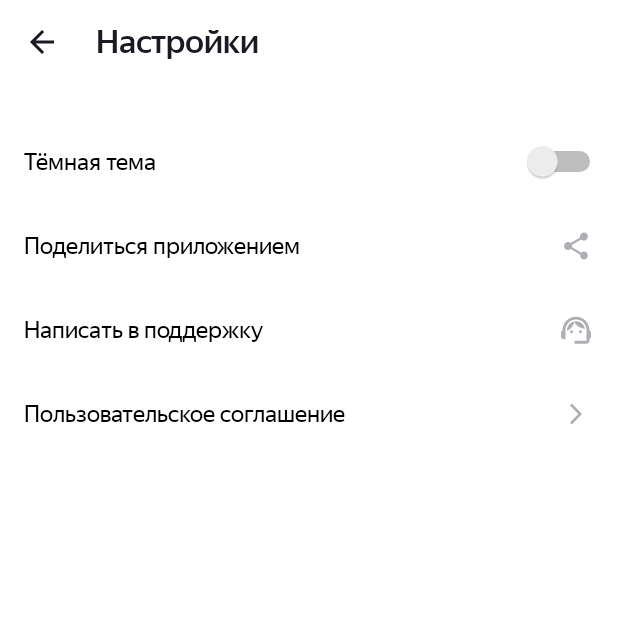
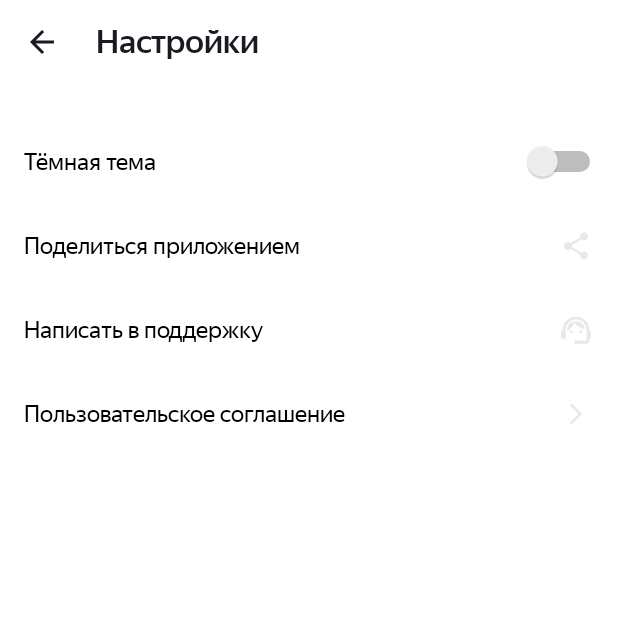
Before and after one commit to SergeiBrin/PlaylistMaker, an Android app: the SettingsActivity screen opened directly, with no data from a screen before it, on a phone screen of 412 x 824 dp, the top half of it. Run offline under Robolectric (Android 15) with nearby library versions, the phone set to English and light mode, and no system bars.

Commit message:
fix: correct icon color in dark theme on the activity_settings

```diff
--- a/app/src/main/res/values-night/themes.xml
+++ b/app/src/main/res/values-night/themes.xml
@@ -13,6 +13,7 @@
 
         <item name="searchForm">@color/white</item>
         <item name="dataInSearchForm">@color/navy_blue</item>
+        <item name="iconsOnTheSettingsScreen">@color/white</item>
 
         <!-- Background and icon color. -->
         <item name="android:background">@color/navy_blue</item>
--- a/app/src/main/res/values/attrs.xml
+++ b/app/src/main/res/values/attrs.xml
@@ -2,4 +2,5 @@
 <resources>
     <attr name="searchForm" format="color" />
     <attr name="dataInSearchForm" format="color" />
+    <attr name="iconsOnTheSettingsScreen" format="color" />
 </resources>
--- a/app/src/main/res/values/colors.xml
+++ b/app/src/main/res/values/colors.xml
@@ -10,5 +10,5 @@
     <color name="black">#FF000000</color>
     <color name="white">#FFFFFFFF</color>
     <color name="light_gray">#AEAFB4</color>
-    <color name="search_light_gray">#E6E8EB</color>
+    <color name="very_light_gray">#E6E8EB</color>
 </resources>
--- a/app/src/main/res/values/styles.xml
+++ b/app/src/main/res/values/styles.xml
@@ -30,6 +30,7 @@
         <item name="android:layout_height">wrap_content</item>
         <item name="android:layout_gravity">center_vertical|end</item>
         <item name="android:layout_marginEnd">@dimen/margin</item>
+        <item name="android:tint">?attr/iconsOnTheSettingsScreen</item>
     </style>
 
     <style name="HeaderFrameLayout">
--- a/app/src/main/res/values/themes.xml
+++ b/app/src/main/res/values/themes.xml
@@ -10,8 +10,9 @@
         <item name="colorSecondaryVariant">@color/teal_200</item>
         <item name="colorOnSecondary">@color/navy_blue</item>
 
-        <item name="searchForm">@color/search_light_gray</item>
+        <item name="searchForm">@color/very_light_gray</item>
         <item name="dataInSearchForm">@color/light_gray</item>
+        <item name="iconsOnTheSettingsScreen">@color/very_light_gray</item>
 
         <!-- Background and icon color. -->
         <item name="android:background">@color/white</item>
```
